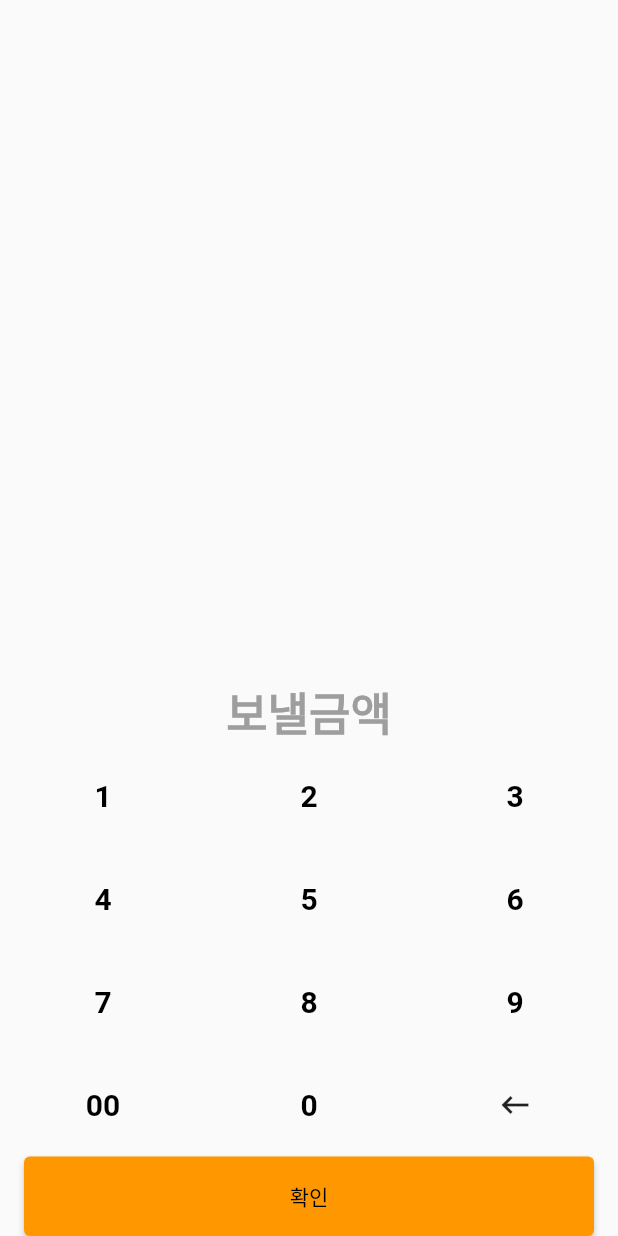
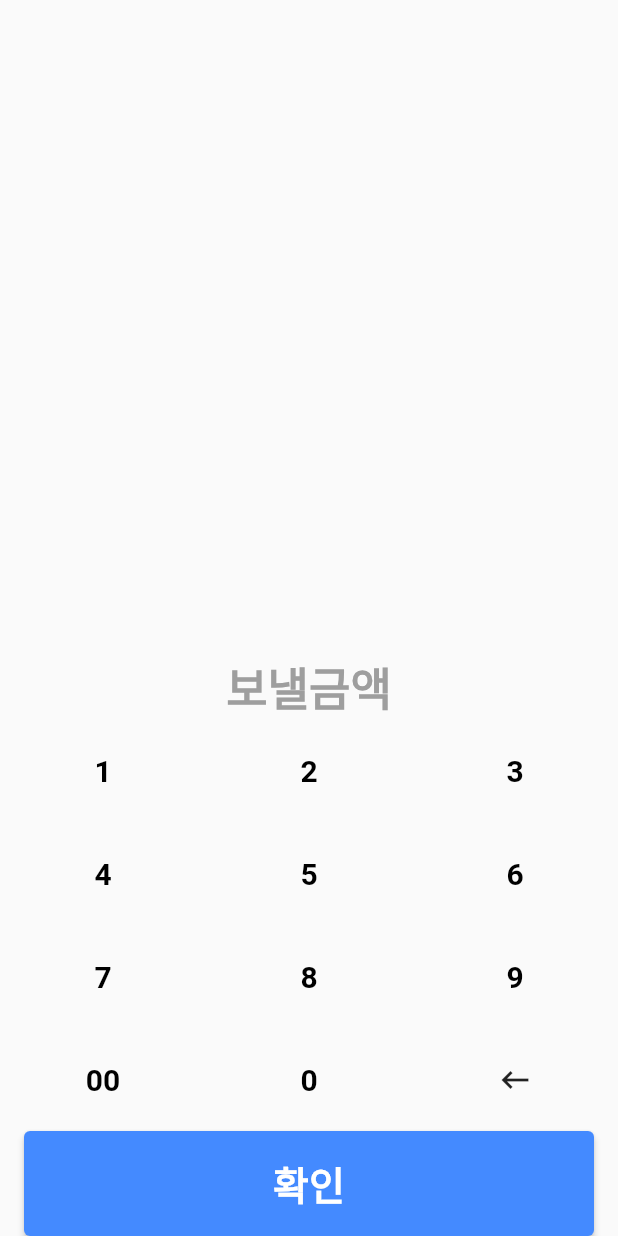
Before and after one commit to janepark423/kabank_keypad, a Flutter app: the screen it shows after launch, on a phone screen of 412 x 824 dp. Run offline on Flutter 3.47's test engine with Material 2 defaults, Android fonts, the light colour scheme and no system bars.

```diff
--- a/lib/CustomKeyboard.dart
+++ b/lib/CustomKeyboard.dart
@@ -106,8 +106,8 @@ class _CustomKeyboardState extends State<CustomKeyboard> {
 
               child: ElevatedButton(
                 style: ElevatedButton.styleFrom(
-                  foregroundColor: Colors.orange,
-                  backgroundColor: Colors.orange,
+                  //foregroundColor: Colors.orange,
+                  backgroundColor: Colors.blueAccent,
                 ),
                 onPressed: () {
                   print(amount);
@@ -119,7 +119,9 @@ class _CustomKeyboardState extends State<CustomKeyboard> {
                   child: Text(
                     '확인',
                     style: TextStyle(
-                      color: Colors.black,
+                      color: Colors.white,
+                      fontSize: 26,
+                      fontWeight: FontWeight.bold,
                     ),
                   ),
                 ),
```
